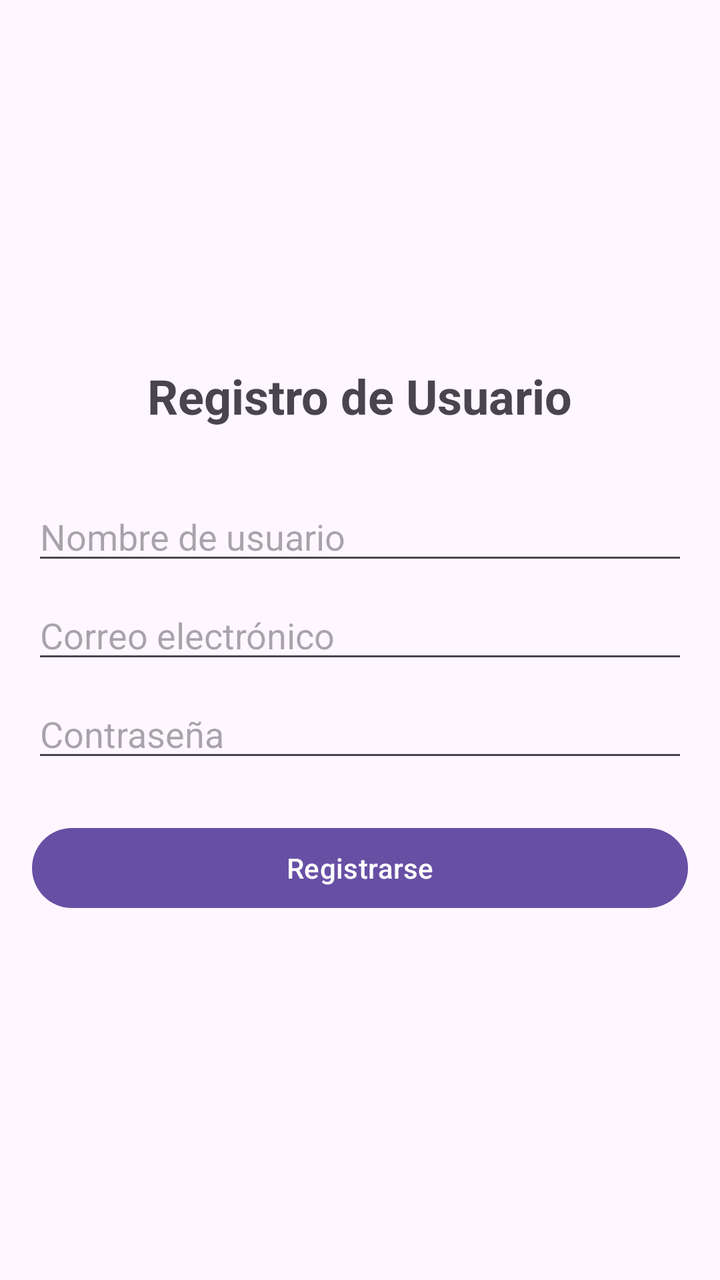
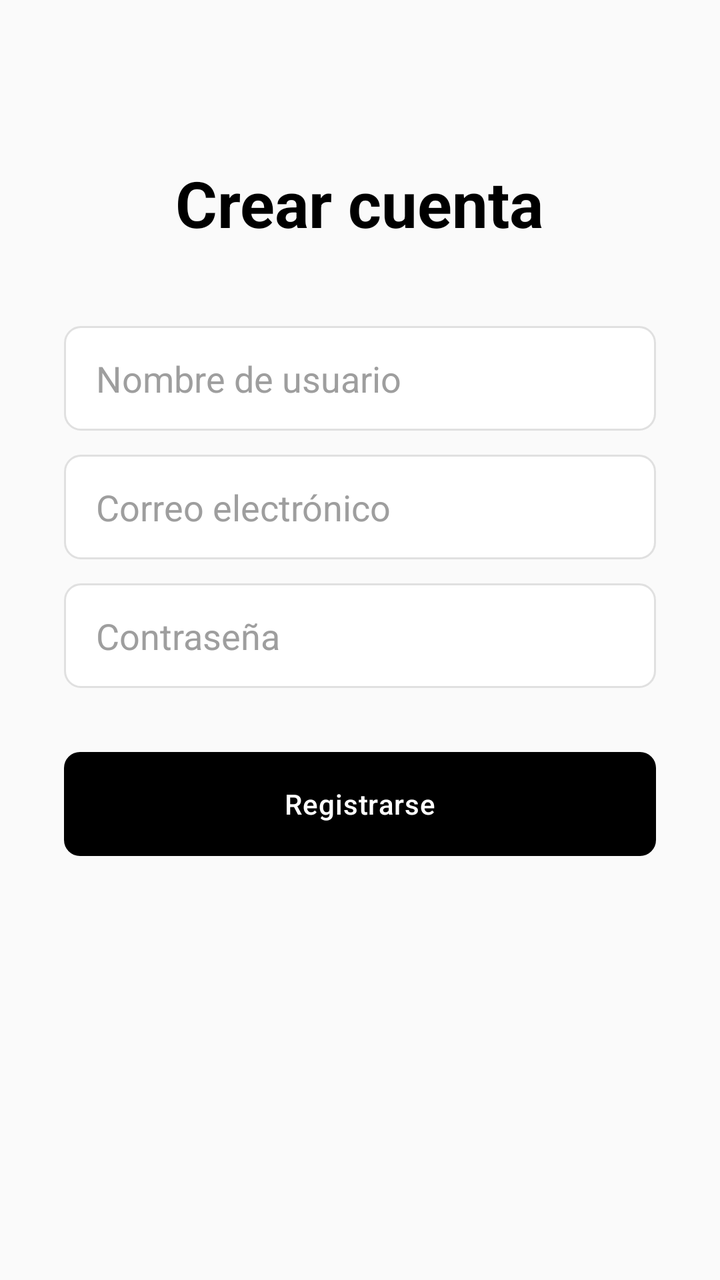

Compare the two renders of this Android layout. The source of the first and the diff that turns it into the second are given below.
<!-- AndroidManifest.xml: application theme Theme.Proyectofinal -->
<!-- res/layout/activity_register.xml -->
<?xml version="1.0" encoding="utf-8"?>
<LinearLayout xmlns:android="http://schemas.android.com/apk/res/android"
    android:layout_width="match_parent"
    android:layout_height="match_parent"
    android:orientation="vertical"
    android:padding="16dp"
    android:gravity="center">

    <TextView
        android:layout_width="wrap_content"
        android:layout_height="wrap_content"
        android:text="Registro de Usuario"
        android:textSize="24sp"
        android:textStyle="bold"
        android:layout_marginBottom="32dp"/>

    <EditText
        android:id="@+id/etRegUsername"
        android:layout_width="match_parent"
        android:layout_height="wrap_content"
        android:hint="Nombre de usuario"
        android:inputType="text"/>

    <EditText
        android:id="@+id/etRegEmail"
        android:layout_width="match_parent"
        android:layout_height="wrap_content"
        android:hint="Correo electrónico"
        android:inputType="textEmailAddress"
        android:layout_marginTop="8dp"/>

    <EditText
        android:id="@+id/etRegPassword"
        android:layout_width="match_parent"
        android:layout_height="wrap_content"
        android:hint="Contraseña"
        android:inputType="textPassword"
        android:layout_marginTop="8dp"/>

    <Button
        android:id="@+id/btnRegister"
        android:layout_width="match_parent"
        android:layout_height="wrap_content"
        android:text="Registrarse"
        android:layout_marginTop="24dp"/>

</LinearLayout>
<!-- resources referenced by this layout -->
<resources>
  <style name="Base.Theme.Proyectofinal" parent="Theme.Material3.DayNight.NoActionBar">
          
          
      </style>
  <!-- unchanged entries left out for length: 1 -->
</resources>

<!-- the commit's change to res/layout/activity_register.xml (unified diff, before → after) -->
@@ -1,47 +1,59 @@
 <?xml version="1.0" encoding="utf-8"?>
-<LinearLayout xmlns:android="http://schemas.android.com/apk/res/android"
+<ScrollView xmlns:android="http://schemas.android.com/apk/res/android"
     android:layout_width="match_parent"
     android:layout_height="match_parent"
-    android:orientation="vertical"
-    android:padding="16dp"
-    android:gravity="center">
+    android:background="@drawable/bg_screen"
+    android:fillViewport="true">
 
-    <TextView
-        android:layout_width="wrap_content"
-        android:layout_height="wrap_content"
-        android:text="Registro de Usuario"
-        android:textSize="24sp"
-        android:textStyle="bold"
-        android:layout_marginBottom="32dp"/>
-
-    <EditText
-        android:id="@+id/etRegUsername"
+    <LinearLayout
         android:layout_width="match_parent"
         android:layout_height="wrap_content"
-        android:hint="Nombre de usuario"
-        android:inputType="text"/>
+        android:gravity="center_horizontal"
+        android:orientation="vertical"
+        android:padding="32dp">
 
-    <EditText
-        android:id="@+id/etRegEmail"
-        android:layout_width="match_parent"
-        android:layout_height="wrap_content"
-        android:hint="Correo electrónico"
-        android:inputType="textEmailAddress"
-        android:layout_marginTop="8dp"/>
+        <TextView
+            android:layout_width="wrap_content"
+            android:layout_height="wrap_content"
+            android:layout_marginTop="48dp"
+            android:layout_marginBottom="40dp"
+            android:text="Crear cuenta"
+            android:textAppearance="@style/TextAppearance.App.Headline"
+            android:textSize="32sp" />
 
-    <EditText
-        android:id="@+id/etRegPassword"
-        android:layout_width="match_parent"
-        android:layout_height="wrap_content"
-        android:hint="Contraseña"
-        android:inputType="textPassword"
-        android:layout_marginTop="8dp"/>
+        <EditText
+            android:id="@+id/etRegUsername"
+            style="@style/Widget.App.EditText"
+            android:layout_width="match_parent"
+            android:layout_height="wrap_content"
+            android:hint="Nombre de usuario"
+            android:inputType="text" />
 
-    <Button
-        android:id="@+id/btnRegister"
-        android:layout_width="match_parent"
-        android:layout_height="wrap_content"
-        android:text="Registrarse"
-        android:layout_marginTop="24dp"/>
+        <EditText
+            android:id="@+id/etRegEmail"
+            style="@style/Widget.App.EditText"
+            android:layout_width="match_parent"
+            android:layout_height="wrap_content"
+            android:layout_marginTop="12dp"
+            android:hint="Correo electrónico"
+            android:inputType="textEmailAddress" />
 
-</LinearLayout>
+        <EditText
+            android:id="@+id/etRegPassword"
+            style="@style/Widget.App.EditText"
+            android:layout_width="match_parent"
+            android:layout_height="wrap_content"
+            android:layout_marginTop="12dp"
+            android:hint="Contraseña"
+            android:inputType="textPassword" />
+
+        <Button
+            android:id="@+id/btnRegister"
+            style="@style/Widget.App.Button"
+            android:layout_width="match_parent"
+            android:layout_height="wrap_content"
+            android:layout_marginTop="32dp"
+            android:text="Registrarse" />
+
+    </LinearLayout>
+</ScrollView>
<!-- resource entries referenced after the edit -->
@@ -1,9 +1,107 @@
 <!-- resources referenced by this layout -->
 <resources>
-  <style name="Base.Theme.Proyectofinal" parent="Theme.Material3.DayNight.NoActionBar">
-          
-          
+  <!-- drawable bg_screen (drawable) -->
+  <?xml version="1.0" encoding="utf-8"?>
+  <shape xmlns:android="http://schemas.android.com/apk/res/android"
+      android:shape="rectangle">
+      <solid android:color="@color/background" />
+  </shape>
+  <style name="TextAppearance.App.Headline" parent="TextAppearance.Material3.HeadlineMedium">
+          <item name="android:textColor">@color/black</item>
+          <item name="android:textStyle">bold</item>
       </style>
+  <style name="Widget.App.Button" parent="Widget.Material3.Button">
+          <item name="android:background">@drawable/bg_button_primary</item>
+          <item name="backgroundTint">@null</item>
+          <item name="android:textColor">@color/white</item>
+          <item name="cornerRadius">8dp</item>
+          <item name="android:minHeight">52dp</item>
+          <item name="android:textAllCaps">false</item>
+          <item name="android:letterSpacing">0.02</item>
+      </style>
+  <style name="Widget.App.EditText" parent="Widget.AppCompat.EditText">
+          <item name="android:background">@drawable/bg_edittext</item>
+          <item name="android:paddingStart">16dp</item>
+          <item name="android:paddingEnd">16dp</item>
+          <item name="android:paddingTop">14dp</item>
+          <item name="android:paddingBottom">14dp</item>
+          <item name="android:textColor">@color/black</item>
+          <item name="android:textColorHint">@color/text_hint</item>
+      </style>
+  <color name="background">#FFFAFAFA</color>
+  <color name="black">#FF000000</color>
+  <!-- drawable bg_button_primary (drawable) -->
+  <?xml version="1.0" encoding="utf-8"?>
+  <ripple xmlns:android="http://schemas.android.com/apk/res/android"
+      android:color="#33FFFFFF">
+      <item>
+          <shape android:shape="rectangle">
+              <solid android:color="@color/black" />
+              <corners android:radius="8dp" />
+          </shape>
+      </item>
+  </ripple>
+  <color name="white">#FFFFFFFF</color>
+  <!-- drawable bg_edittext (drawable) -->
+  <?xml version="1.0" encoding="utf-8"?>
+  <shape xmlns:android="http://schemas.android.com/apk/res/android"
+      android:shape="rectangle">
+      <solid android:color="@color/surface" />
+      <corners android:radius="8dp" />
+      <stroke
+          android:width="1dp"
+          android:color="@color/border_light" />
+  </shape>
+  <color name="text_hint">#FF9E9E9E</color>
+  <style name="Base.Theme.Proyectofinal" parent="Theme.Material3.Light.NoActionBar">
+          <item name="colorPrimary">@color/primary</item>
+          <item name="colorOnPrimary">@color/on_primary</item>
+          <item name="colorSecondary">@color/secondary</item>
+          <item name="colorOnSecondary">@color/on_secondary</item>
+          <item name="android:colorBackground">@color/background</item>
+          <item name="colorSurface">@color/surface</item>
+          <item name="colorOnSurface">@color/on_surface</item>
+          <item name="colorOnBackground">@color/on_background</item>
+          <item name="android:statusBarColor">@color/white</item>
+          <item name="android:navigationBarColor">@color/white</item>
+          <item name="android:windowLightStatusBar">true</item>
+          <item name="android:windowLightNavigationBar" tools:targetApi="27">true</item>
+          <item name="materialButtonStyle">@style/Widget.App.Button</item>
+          <item name="bottomNavigationStyle">@style/Widget.App.BottomNavigation</item>
+          <item name="android:textColorPrimary">@color/black</item>
+          <item name="android:textColorSecondary">@color/text_secondary</item>
+      </style>
+  <color name="surface">#FFFFFFFF</color>
+  <color name="border_light">#FFE0E0E0</color>
+  <color name="primary">#FF000000</color>
+  <color name="on_primary">#FFFFFFFF</color>
+  <color name="secondary">#FF2D2D2D</color>
+  <color name="on_secondary">#FFFFFFFF</color>
+  <color name="on_surface">#FF121212</color>
+  <color name="on_background">#FF121212</color>
+  <style name="Widget.App.BottomNavigation" parent="Widget.Material3.BottomNavigationView">
+          <item name="android:background">@drawable/bg_bottom_nav</item>
+          <item name="itemIconTint">@color/bottom_nav_color</item>
+          <item name="itemTextColor">@color/bottom_nav_color</item>
+          <item name="labelVisibilityMode">labeled</item>
+      </style>
+  <color name="text_secondary">#FF616161</color>
+  <!-- drawable bg_bottom_nav (drawable) -->
+  <?xml version="1.0" encoding="utf-8"?>
+  <layer-list xmlns:android="http://schemas.android.com/apk/res/android">
+      <item>
+          <shape android:shape="rectangle">
+              <solid android:color="@color/surface" />
+          </shape>
+      </item>
+      <item android:gravity="top">
+          <shape android:shape="rectangle">
+              <size android:height="1dp" />
+              <solid android:color="@color/divider" />
+          </shape>
+      </item>
+  </layer-list>
+  <color name="divider">#FFE8E8E8</color>
   <!-- unchanged entries left out for length: 1 -->
 </resources>
 
